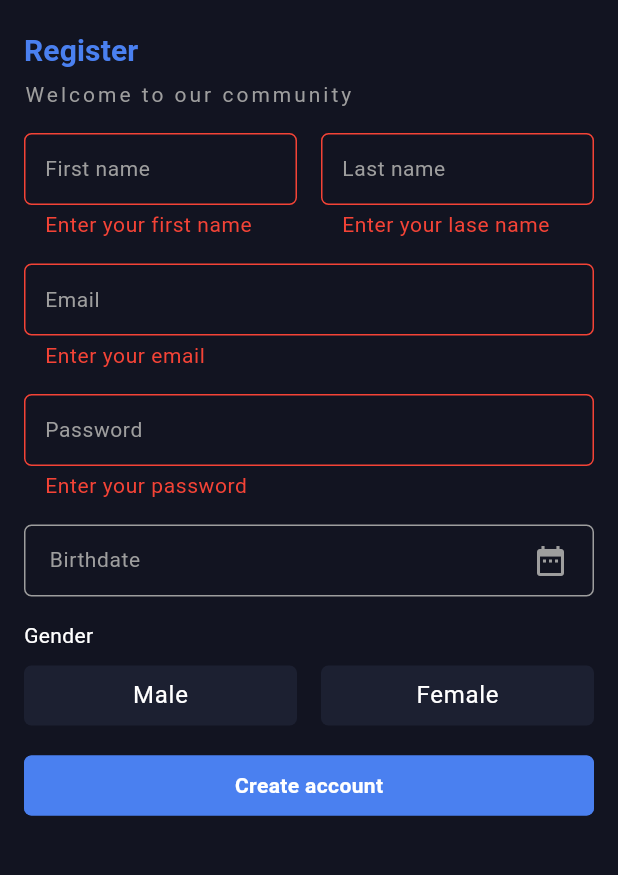
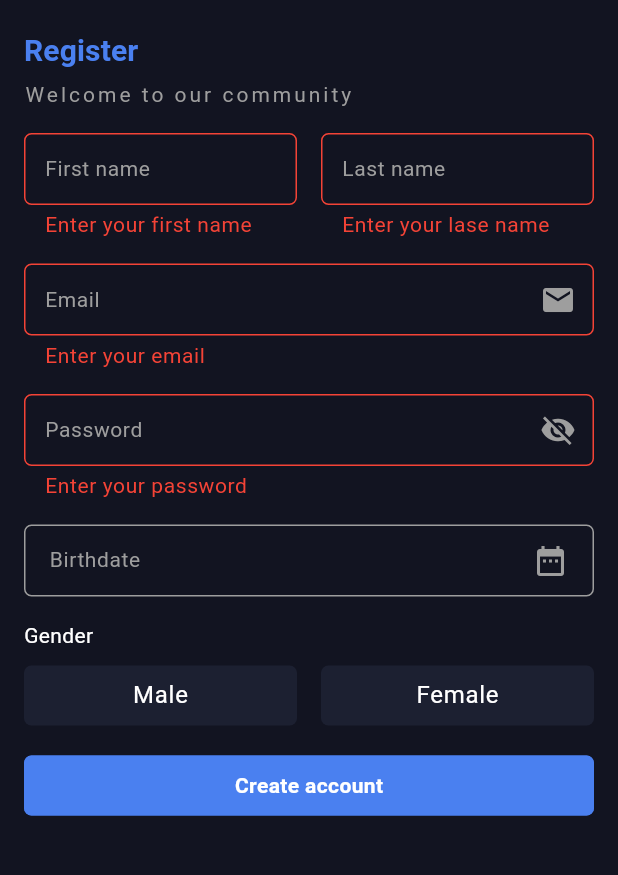
Before and after one commit to Yocif-Ref3t/Graduation-Project-1, a Flutter app: the RegisterView screen opened by its route, after a tap on "Create account", on a phone screen of 412 x 824 dp, the part 92-967 px from its top. Run offline on Flutter 3.47's test engine with Material 3 defaults, Android fonts, the phone set to English and light mode, and no system bars; our stand-ins replace dartz, easy_localization, flutter_bloc, go_router, lottie, supabase_flutter; accounts and stored records are empty.

Commit message:
Finish register logic and UI

```diff
--- /dev/null
+++ b/lib/core/constants/app_constants.dart
@@ -0,0 +1,3 @@
+abstract class AppConstants {
+  static const Map<int, String> genderMap = {0: "Male", 1: "Female"};
+}
--- /dev/null
+++ b/lib/features/auth/data/models/user_model.dart
@@ -0,0 +1,26 @@
+import 'package:supabase_flutter/supabase_flutter.dart';
+
+class UserModel {
+  final String id;
+  final String name;
+  final String email;
+  final String birthdate;
+  final String gender;
+  UserModel({
+    required this.id,
+    required this.name,
+    required this.email,
+    required this.birthdate,
+    required this.gender,
+  });
+
+  factory UserModel.fromJson(AuthResponse data) {
+    return UserModel(
+      id: data.user!.id,
+      name: data.user!.userMetadata!['name'],
+      email: data.user!.userMetadata!['email'],
+      birthdate: data.user!.userMetadata!['birthdate'],
+      gender: data.user!.userMetadata!['gender'],
+    );
+  }
+}
--- /dev/null
+++ b/lib/features/auth/presentation/manager/register cubit/register_cubit.dart
@@ -0,0 +1,21 @@
+import 'package:flutter/material.dart';
+import 'package:flutter_bloc/flutter_bloc.dart';
+import 'package:graduation_project1/features/auth/data/models/user_model.dart';
+import 'package:graduation_project1/features/auth/data/repo/auth_repo_impl.dart';
+
+part 'register_state.dart';
+
+class RegisterCubit extends Cubit<RegisterState> {
+  RegisterCubit() : super(RegisterInitial());
+  String? name, email, password, birthdate, gender;
+  int? age;
+
+  void register() async {
+    emit(RegisterLoading());
+    var result = await AuthRepoImpl().register(this);
+    result.fold(
+      (failure) => emit(RegisterFailure(message: failure.message)),
+      (user) => emit(RegisterSuccess(user: user)),
+    );
+  }
+}
--- /dev/null
+++ b/lib/features/auth/presentation/manager/register cubit/register_state.dart
@@ -0,0 +1,18 @@
+part of 'register_cubit.dart';
+
+@immutable
+sealed class RegisterState {}
+
+final class RegisterInitial extends RegisterState {}
+
+final class RegisterLoading extends RegisterState {}
+
+final class RegisterSuccess extends RegisterState {
+  final UserModel user;
+  RegisterSuccess({required this.user});
+}
+
+final class RegisterFailure extends RegisterState {
+  final String message;
+  RegisterFailure({required this.message});
+}
--- a/lib/features/auth/presentation/views/register_view.dart
+++ b/lib/features/auth/presentation/views/register_view.dart
@@ -1,4 +1,6 @@
 import 'package:flutter/material.dart';
+import 'package:flutter_bloc/flutter_bloc.dart';
+import 'package:graduation_project1/features/auth/presentation/manager/register%20cubit/register_cubit.dart';
 import 'package:graduation_project1/features/auth/presentation/views/widgets/register%20view/register_view_body.dart';
 
 class RegisterView extends StatelessWidget {
@@ -6,8 +8,11 @@ class RegisterView extends StatelessWidget {
 
   @override
   Widget build(BuildContext context) {
-    return Scaffold(
-      body: SafeArea(child: RegisterViewBody()),
+    return BlocProvider(
+      create: (context) => RegisterCubit(),
+      child: Scaffold(
+        body: SafeArea(child: RegisterViewBody()),
+      ),
     );
   }
 }
--- a/lib/features/auth/presentation/views/widgets/register view/register_view_body.dart
+++ b/lib/features/auth/presentation/views/widgets/register view/register_view_body.dart
@@ -1,10 +1,13 @@
 import 'package:easy_localization/easy_localization.dart';
 import 'package:flutter/material.dart';
+import 'package:flutter_bloc/flutter_bloc.dart';
+import 'package:graduation_project1/core/constants/app_constants.dart';
 import 'package:graduation_project1/core/extensions/extensions.dart';
 import 'package:graduation_project1/core/widgets/custom_button.dart';
 import 'package:graduation_project1/core/widgets/custom_date_widget.dart';
 import 'package:graduation_project1/core/widgets/custom_text_field.dart';
 import 'package:graduation_project1/core/widgets/gender_widget.dart';
+import 'package:graduation_project1/features/auth/presentation/manager/register%20cubit/register_cubit.dart';
 
 class RegisterViewBody extends StatefulWidget {
   const RegisterViewBody({super.key});
@@ -19,11 +22,25 @@ class _RegisterViewBodyState extends State<RegisterViewBody> {
   final TextEditingController emailController = TextEditingController();
   final TextEditingController passwordController = TextEditingController();
   final GlobalKey<FormState> formKey = GlobalKey<FormState>();
+  RegisterCubit get cubit => BlocProvider.of(context);
   DateTime? birthdate;
   int? gender;
+  bool isLoading = false, showPassword = false;
   @override
   Widget build(BuildContext context) {
-    return Padding(
+    return BlocListener<RegisterCubit, RegisterState>(
+      listener: (context, state) {
+        if (state is RegisterLoading) {
+          isLoading = true;
+        } else if (state is RegisterSuccess) {
+          isLoading = false;
+        } else if (state is RegisterFailure) {
+          isLoading = false;
+          context.showFailure(state.message);
+        }
+        setState(() {});
+      },
+      child: Padding(
         padding: EdgeInsets.all(16),
         child: SingleChildScrollView(
           child: Form(
@@ -80,6 +97,7 @@ class _RegisterViewBodyState extends State<RegisterViewBody> {
                 SizedBox(height: 16),
                 CustomTextField(
                   hintText: "Email".tr(),
+                  icon: Icons.email,
                   validator: (value) {
                     if (value != null && value.isNotEmpty) return null;
                     return "EmailDesc".tr();
@@ -89,11 +107,17 @@ class _RegisterViewBodyState extends State<RegisterViewBody> {
                 SizedBox(height: 16),
                 CustomTextField(
                   hintText: "Password".tr(),
+                  obscureText: !showPassword,
+                  icon: showPassword ? Icons.visibility : Icons.visibility_off,
+                  iconTap: () {
+                    showPassword = !showPassword;
+                    setState(() {});
+                  },
                   validator: (value) {
                     if (value != null && value.isNotEmpty) return null;
                     return "PasswordDesc".tr();
                   },
-                controller: emailController,
+                  controller: passwordController,
                 ),
                 SizedBox(height: 16),
                 CustomDateWidget(
@@ -111,10 +135,18 @@ class _RegisterViewBodyState extends State<RegisterViewBody> {
                 SizedBox(height: 16),
                 CustomButton(
                   text: "CreateAccount".tr(),
+                  isLoading: isLoading,
                   onTap: () {
                     if (formKey.currentState!.validate()) {
                       if (birthdate == null) return context.showWarning("BirthdateDesc".tr());
                       if (gender == null) return context.showWarning("GenderDesc".tr());
+                      cubit.name = "${firstNameController.text} ${lastNameController.text}";
+                      cubit.email = emailController.text;
+                      cubit.password = passwordController.text;
+                      cubit.birthdate = birthdate!.format();
+                      cubit.age = DateTime.now().year - birthdate!.year;
+                      cubit.gender = AppConstants.genderMap[gender];
+                      cubit.register();
                     }
                   },
                 ),
@@ -122,6 +154,7 @@ class _RegisterViewBodyState extends State<RegisterViewBody> {
             ),
           ),
         ),
+      ),
     );
   }
 }
```
Also changed, not shown: lib/core/helper/failure.dart (added, +8 -0 lines), lib/core/services/supabase_services.dart (+5 -3 lines), lib/features/auth/data/repo/auth_repo.dart (added, +8 -0 lines), lib/features/auth/data/repo/auth_repo_impl.dart (added, +28 -0 lines), pubspec.yaml (+7 -13 lines), pubspec.lock. Lines whose indentation alone changed are shown as unchanged.
